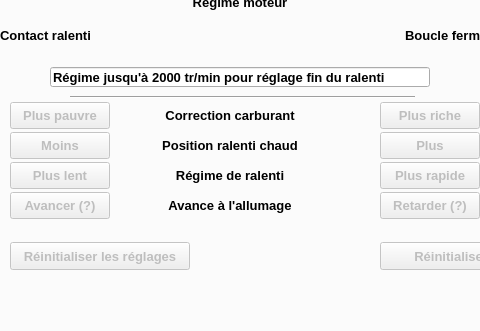
mini56/Mems-scan-fr, file mainwindow.ui: the form before one commit; both pictures show x 262 to 742 and y 359 to 690 of the 1300 by 690 pixel window.
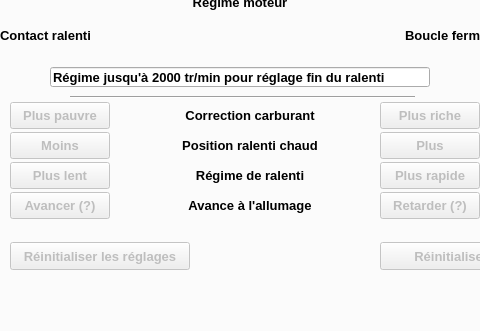
The form after the commit. The open tabs and pages were chosen to show the change. Custom widgets are drawn as their Qt base class.

```diff
--- a/mainwindow.ui
+++ b/mainwindow.ui
@@ -1186,7 +1186,7 @@
      <widget class="QLabel" name="emi_rpm">
       <property name="geometry">
        <rect>
-        <x>400</x>
+        <x>420</x>
         <y>445</y>
         <width>180</width>
         <height>16</height>
@@ -1205,7 +1205,7 @@
      <widget class="QLabel" name="emi_shorttermftrim">
       <property name="geometry">
        <rect>
-        <x>400</x>
+        <x>420</x>
         <y>385</y>
         <width>180</width>
         <height>16</height>
@@ -1224,7 +1224,7 @@
      <widget class="QLabel" name="emi_idledecay">
       <property name="geometry">
        <rect>
-        <x>400</x>
+        <x>420</x>
         <y>415</y>
         <width>180</width>
         <height>16</height>
@@ -1243,7 +1243,7 @@
      <widget class="QLabel" name="emi_ignadvance">
       <property name="geometry">
        <rect>
-        <x>400</x>
+        <x>420</x>
         <y>475</y>
         <width>180</width>
         <height>16</height>
```
